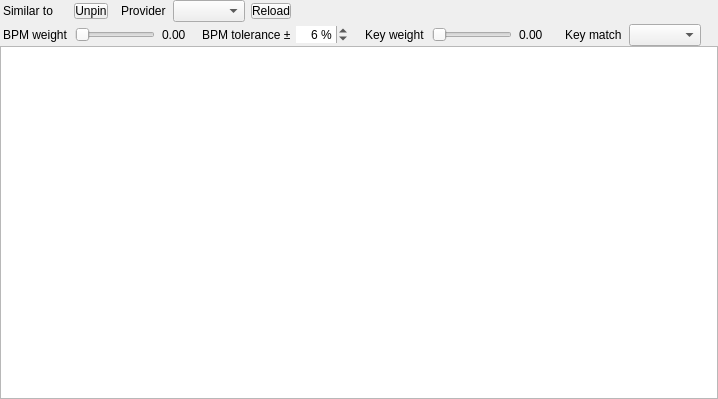
Before: the Qt Designer form src/library/similar/dlgsimilar.ui in xorik/mixxx, drawn with Qt 5.
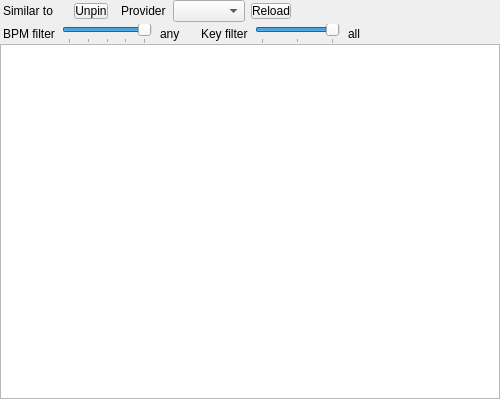
After: the same form once the commit is applied.

Commit message: Similar pane: stepped filter sliders, and a seed that follows loaded decks

What changed in the file:
```diff
--- a/src/library/similar/dlgsimilar.ui
+++ b/src/library/similar/dlgsimilar.ui
@@ -85,84 +85,59 @@
         <item>
         <widget class="QLabel" name="labelBpmWeightCaption">
          <property name="styleSheet"><string notr="true">margin-right: 4px;</string></property>
-         <property name="toolTip"><string>How much a tempo difference pushes a track down. 0 ignores tempo, 1 hides everything outside the range.</string></property>
-         <property name="text"><string>BPM weight</string></property>
+         <property name="toolTip"><string>Keep only tracks whose tempo is this close to the seed. Leftmost position keeps every tempo.</string></property>
+         <property name="text"><string>BPM filter</string></property>
         </widget>
         </item>
         <item>
         <widget class="QSlider" name="sliderBpmWeight">
          <property name="focusPolicy"><enum>Qt::NoFocus</enum></property>
-         <property name="minimumSize"><size><width>80</width><height>0</height></size></property>
-         <property name="maximumSize"><size><width>110</width><height>16777215</height></size></property>
-         <property name="toolTip"><string>How much a tempo difference pushes a track down. 0 ignores tempo, 1 hides everything outside the range.</string></property>
-         <property name="maximum"><number>100</number></property>
-         <property name="pageStep"><number>10</number></property>
+         <property name="minimumSize"><size><width>90</width><height>0</height></size></property>
+         <property name="maximumSize"><size><width>120</width><height>16777215</height></size></property>
+         <property name="toolTip"><string>Keep only tracks whose tempo is this close to the seed: within 1.5, 3, 4.5 or 6 per cent, or any tempo at the right end.</string></property>
+         <property name="maximum"><number>4</number></property>
+         <property name="value"><number>4</number></property>
+         <property name="singleStep"><number>1</number></property>
+         <property name="pageStep"><number>1</number></property>
          <property name="orientation"><enum>Qt::Horizontal</enum></property>
+         <property name="tickPosition"><enum>QSlider::TicksBelow</enum></property>
+         <property name="tickInterval"><number>1</number></property>
         </widget>
         </item>
         <item>
-        <widget class="QLabel" name="labelBpmWeight">
-         <property name="styleSheet"><string notr="true">margin-left: 4px; margin-right: 10px;</string></property>
-         
-         <property name="text"><string>0.00</string></property>
+        <widget class="QLabel" name="labelBpmFilter">
+         <property name="styleSheet"><string notr="true">margin-left: 5px; margin-right: 14px;</string></property>
+         <property name="minimumSize"><size><width>46</width><height>0</height></size></property>
+         <property name="text"><string>any</string></property>
         </widget>
         </item>
         <item>
-        <widget class="QLabel" name="labelBpmRangeCaption">
-         <property name="styleSheet"><string notr="true">margin-right: 2px;</string></property>
-         <property name="toolTip"><string>Tempo tolerance in per cent: the range over which the penalty grows from none to full.</string></property>
-         <property name="text"><string>BPM tolerance ±</string></property>
+        <widget class="QLabel" name="labelKeyFilterCaption">
+         <property name="styleSheet"><string notr="true">margin-right: 4px;</string></property>
+         <property name="toolTip"><string>Keep only tracks whose key fits the seed. Leftmost position keeps every key.</string></property>
+         <property name="text"><string>Key filter</string></property>
         </widget>
         </item>
         <item>
-        <widget class="QSpinBox" name="spinBoxBpmRange">
-         <property name="focusPolicy"><enum>Qt::ClickFocus</enum></property>
-         <property name="minimumSize"><size><width>52</width><height>0</height></size></property>
-         <property name="toolTip"><string>Tempo tolerance in per cent: the range over which the penalty grows from none to full.</string></property>
-         <property name="frame"><bool>false</bool></property>
-         <property name="alignment"><set>Qt::AlignRight|Qt::AlignVCenter</set></property>
-         <property name="suffix"><string> %</string></property>
-         <property name="minimum"><number>1</number></property>
-         <property name="maximum"><number>50</number></property>
-         <property name="value"><number>6</number></property>
-        </widget>
-        </item>
-        <item>
-        <widget class="QLabel" name="labelKeyWeightCaption">
-         <property name="styleSheet"><string notr="true">margin-left: 14px; margin-right: 4px;</string></property>
-         <property name="toolTip"><string>How much a key mismatch pushes a track down. 0 ignores key, 1 hides everything that does not match.</string></property>
-         <property name="text"><string>Key weight</string></property>
-        </widget>
-        </item>
-        <item>
-        <widget class="QSlider" name="sliderKeyWeight">
+        <widget class="QSlider" name="sliderKeyFilter">
          <property name="focusPolicy"><enum>Qt::NoFocus</enum></property>
-         <property name="minimumSize"><size><width>80</width><height>0</height></size></property>
-         <property name="maximumSize"><size><width>110</width><height>16777215</height></size></property>
-         <property name="toolTip"><string>How much a key mismatch pushes a track down. 0 ignores key, 1 hides everything that does not match.</string></property>
-         <property name="maximum"><number>100</number></property>
-         <property name="pageStep"><number>10</number></property>
+         <property name="minimumSize"><size><width>76</width><height>0</height></size></property>
+         <property name="maximumSize"><size><width>100</width><height>16777215</height></size></property>
+         <property name="toolTip"><string>harmonic: the relative key and the wheel neighbours, the set Mixxx calls harmonic. wide: up to two steps on the Camelot wheel. all: every key.</string></property>
+         <property name="maximum"><number>2</number></property>
+         <property name="value"><number>2</number></property>
+         <property name="singleStep"><number>1</number></property>
+         <property name="pageStep"><number>1</number></property>
          <property name="orientation"><enum>Qt::Horizontal</enum></property>
+         <property name="tickPosition"><enum>QSlider::TicksBelow</enum></property>
+         <property name="tickInterval"><number>1</number></property>
         </widget>
         </item>
         <item>
-        <widget class="QLabel" name="labelKeyWeight">
-         <property name="styleSheet"><string notr="true">margin-left: 4px; margin-right: 6px;</string></property>
-         
-         <property name="text"><string>0.00</string></property>
-        </widget>
-        </item>
-        <item>
-        <widget class="QLabel" name="labelKeyModeCaption">
-         <property name="styleSheet"><string notr="true">margin-left: 10px; margin-right: 4px;</string></property>
-         <property name="toolTip"><string>What counts as a key mismatch.</string></property>
-         <property name="text"><string>Key match</string></property>
-        </widget>
-        </item>
-        <item>
-        <widget class="QComboBox" name="comboBoxKeyMode">
-         <property name="focusPolicy"><enum>Qt::NoFocus</enum></property>
-         <property name="toolTip"><string>What counts as a key mismatch.</string></property>
+        <widget class="QLabel" name="labelKeyFilter">
+         <property name="styleSheet"><string notr="true">margin-left: 5px;</string></property>
+         <property name="minimumSize"><size><width>58</width><height>0</height></size></property>
+         <property name="text"><string>all</string></property>
         </widget>
         </item>
         <item>
```
Left out of the diff: 12 changed lines with no effect on the pictures. The commit also changes 4 other files.
